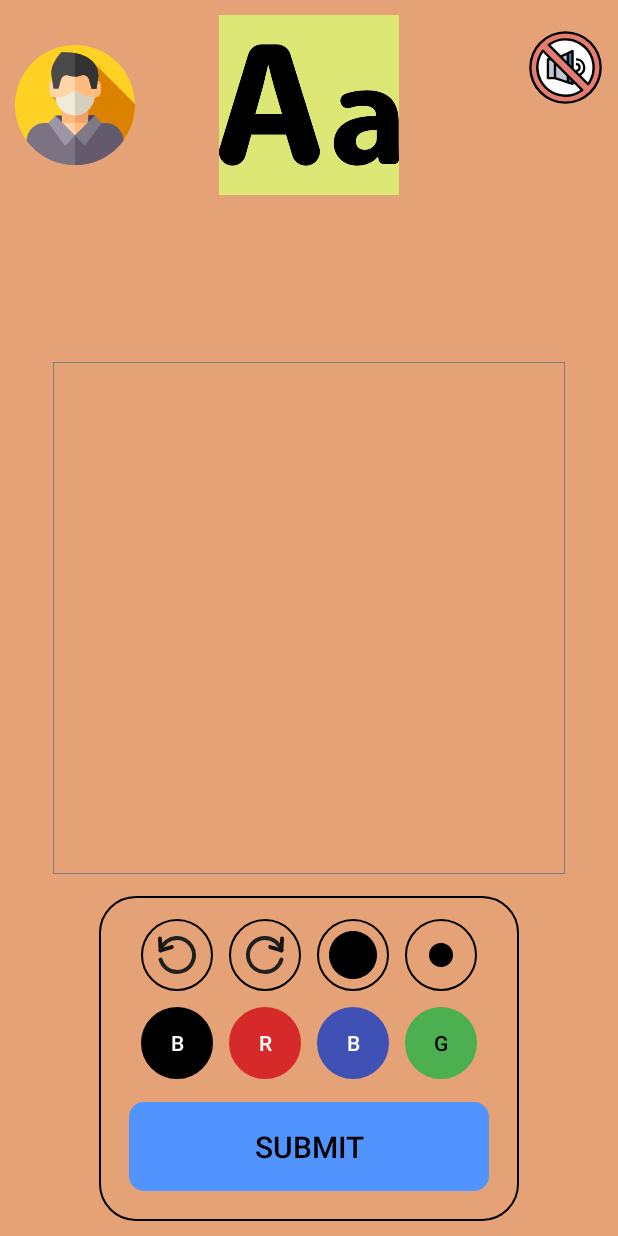
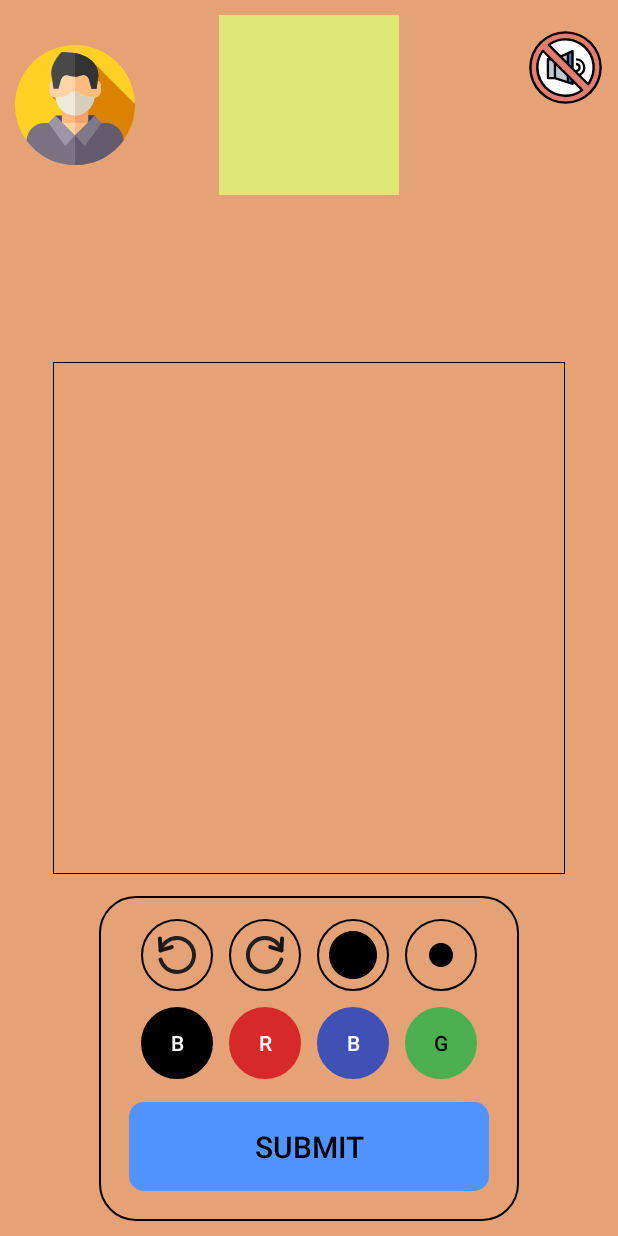
Before and after one commit to NABDroid/Tattoo-Drawing-Simulation, an Android app: the layout activity_drawing.xml on its own in the app's theme, with its tools: preview values and no code run, on a phone screen of 412 x 824 dp. Run offline under Robolectric (Android 15) with nearby library versions, the phone set to English and light mode, and no system bars.

Commit message:
Version 4

```diff
--- a/app/src/main/res/layout/activity_drawing.xml
+++ b/app/src/main/res/layout/activity_drawing.xml
@@ -28,8 +28,7 @@
             android:layout_width="120dp"
             android:layout_height="120dp"
             android:layout_centerInParent="true"
-            android:background="@color/yellow"
-            android:src="@drawable/level_one_tattoo" />
+            android:background="@color/yellow" />
 
         <LinearLayout
             android:layout_width="wrap_content"
@@ -56,18 +55,14 @@
         android:layout_height="512px"
         android:layout_alignRight="@id/paintView"
         android:layout_centerInParent="true"
-        android:layout_marginTop="20dp"
-        android:layout_marginBottom="20dp"
-        android:background="@color/grey" />
+        android:background="@color/black" />
 
     <View
         android:layout_width="512px"
         android:layout_height="0.5dp"
         android:layout_alignTop="@id/paintView"
         android:layout_centerInParent="true"
-        android:layout_marginLeft="20dp"
-        android:layout_marginRight="20dp"
-        android:background="@color/grey" />
+        android:background="@color/black" />
 
     <com.nabdroid313.tattoostore.PaintView
         android:id="@+id/paintView"
@@ -83,18 +78,14 @@
         android:layout_height="0.5dp"
         android:layout_alignBottom="@id/paintView"
         android:layout_centerInParent="true"
-        android:layout_marginLeft="20dp"
-        android:layout_marginRight="20dp"
-        android:background="@color/grey" />
+        android:background="@color/black" />
 
     <View
         android:layout_width="0.5dp"
         android:layout_height="512px"
         android:layout_alignLeft="@id/paintView"
         android:layout_centerInParent="true"
-        android:layout_marginTop="20dp"
-        android:layout_marginBottom="20dp"
-        android:background="@color/grey" />
+        android:background="@color/black" />
 
 
     <LinearLayout
```
Also changed, not shown: app/src/main/java/com/nabdroid313/tattoostore/MailsActivity.java (+1 -31 lines), app/src/main/java/com/nabdroid313/tattoostore/PaintView.java (+42 -19 lines), app/src/main/java/com/nabdroid313/tattoostore/activities/DrawingActivity.java (+36 -7 lines), app/src/main/res/drawable/level_one_tattoo.png (deleted).
